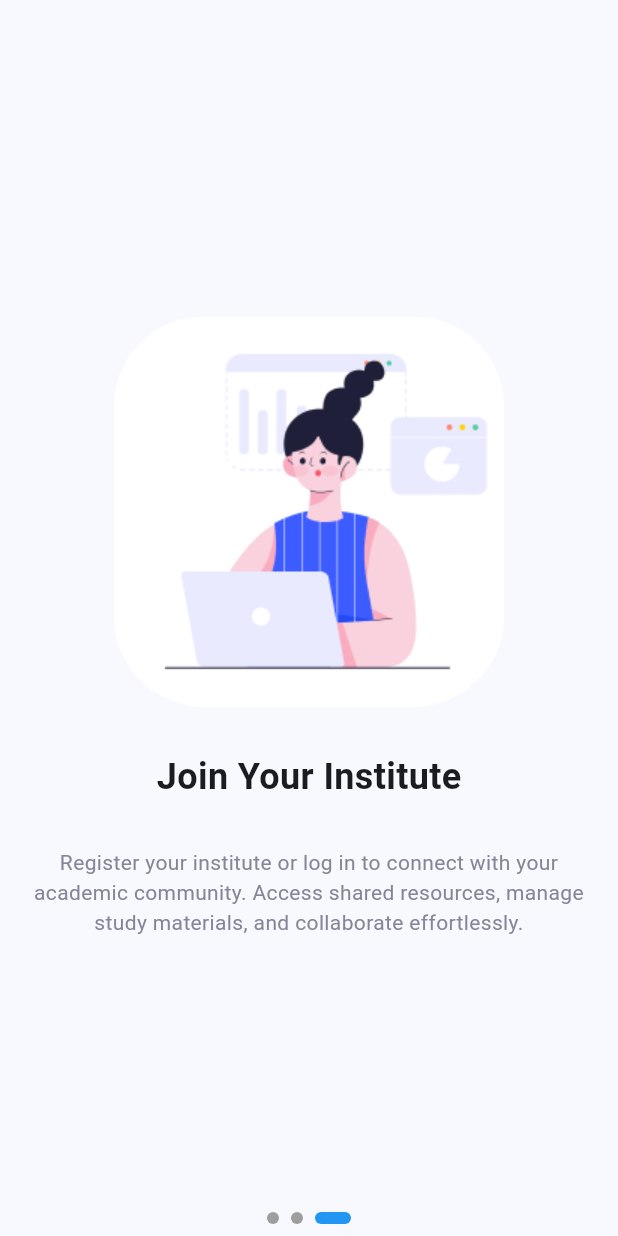
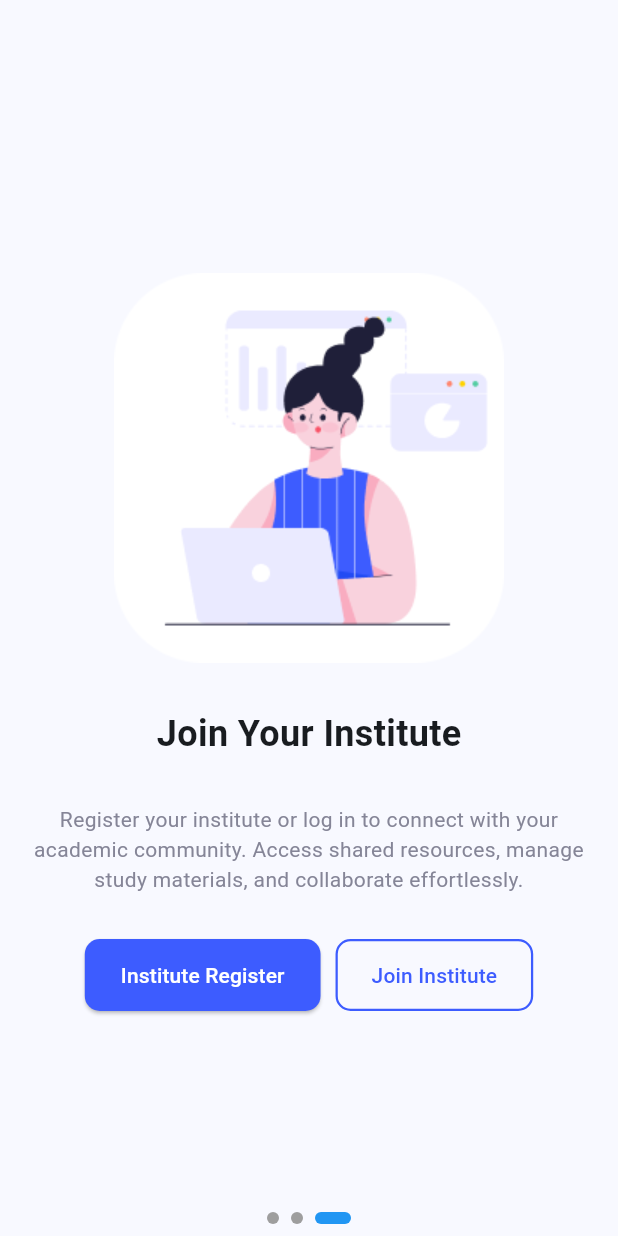
Before and after one commit to kishanchauhan01/StudyMate_app, a Flutter app: the screen it shows after launch, swiped to page 3, on a phone screen of 412 x 824 dp. Run offline on Flutter 3.47's test engine with Material 3 defaults, Android fonts, the phone set to English and light mode, and no system bars; drawn by our look-alikes of smooth_page_indicator.

Commit message:
add all welcome pages

```diff
--- /dev/null
+++ b/lib/core/common_widgets/app_button.dart
@@ -0,0 +1,49 @@
+import 'package:flutter/material.dart';
+import 'package:study_mate/core/theme/app_colors.dart';
+
+class AppButton extends StatelessWidget {
+  final String text;
+  final VoidCallback onPressed;
+  final bool isPrimary;
+
+  const AppButton({
+    super.key,
+    required this.text,
+    required this.onPressed,
+    required this.isPrimary,
+  });
+
+  @override
+  Widget build(BuildContext context) {
+    // Primary btn
+    if (isPrimary) {
+      return ElevatedButton(
+        style: ElevatedButton.styleFrom(
+          foregroundColor: Colors.white,
+          backgroundColor: AppColors.btnIsPrimary,
+          shape: RoundedRectangleBorder(
+            borderRadius: BorderRadius.circular(10.0),
+          ),
+          padding: const EdgeInsets.symmetric(horizontal: 24, vertical: 14),
+        ),
+        onPressed: onPressed,
+        child: Text(text),
+      );
+    }
+    // Secondary btn
+    else {
+      return OutlinedButton(
+        style: OutlinedButton.styleFrom(
+          foregroundColor: AppColors.btnIsPrimary,
+          side: BorderSide(color: AppColors.btnIsPrimary, width: 1.5),
+          shape: RoundedRectangleBorder(
+            borderRadius: BorderRadius.circular(10.0),
+          ),
+          padding: EdgeInsets.symmetric(horizontal: 24, vertical: 14),
+        ),
+        onPressed: onPressed,
+        child: Text(text),
+      );
+    }
+  }
+}
--- /dev/null
+++ b/lib/core/theme/app_colors.dart
@@ -0,0 +1,11 @@
+import 'package:flutter/material.dart';
+
+class AppColors {
+  // This private constructor prevents anyone from instantiating the class.
+  AppColors._();
+
+  static const Color txtGrey = Color(0xFF858597);
+
+  static const Color btnIsPrimary = Color(0xff3D5CFF);
+
+}
--- a/lib/features/auth/screens/get_started_screen.dart
+++ /dev/null
@@ -1,12 +0,0 @@
-import 'package:flutter/material.dart';
-
-class GetStartedScreen extends StatelessWidget {
-  const GetStartedScreen({super.key});
-
-  @override
-  Widget build(BuildContext context) {
-    return Scaffold(
-      body: Center(child: Text("hello")),
-    );
-  }
-}
--- a/lib/features/welcome/screens/on_board_screen.dart
+++ b/lib/features/welcome/screens/on_board_screen.dart
@@ -1,5 +1,8 @@
 import 'package:flutter/material.dart';
 import 'package:smooth_page_indicator/smooth_page_indicator.dart';
+import 'package:study_mate/core/common_widgets/app_button.dart';
+import 'package:study_mate/core/theme/app_colors.dart';
+import 'package:study_mate/features/auth/screens/institute_registration.dart';
 
 class OnBoardScreen extends StatefulWidget {
   const OnBoardScreen({super.key});
@@ -22,6 +25,7 @@ class _OnBoardScreenState extends State<OnBoardScreen> {
 
               children: [
                 OnBoard(
+                  controller: _controller,
                   image: "assets/images/welcome_page/illustration_1.png",
                   title: "Welcome to StudyMate",
                   description:
@@ -29,6 +33,7 @@ class _OnBoardScreenState extends State<OnBoardScreen> {
                   pageCount: 1,
                 ),
                 OnBoard(
+                  controller: _controller,
                   image: "assets/images/welcome_page/illustration_2.png",
                   title: "Learn. Share. Grow.",
                   description:
@@ -36,6 +41,7 @@ class _OnBoardScreenState extends State<OnBoardScreen> {
                   pageCount: 2,
                 ),
                 OnBoard(
+                  controller: _controller,
                   image: "assets/images/welcome_page/illustration_3.png",
                   title: "Join Your Institute",
                   description:
@@ -69,6 +75,7 @@ class OnBoard extends StatelessWidget {
   final String title;
   final String description;
   final int pageCount;
+  final PageController controller;
 
   const OnBoard({
     super.key,
@@ -76,6 +83,7 @@ class OnBoard extends StatelessWidget {
     required this.title,
     required this.description,
     required this.pageCount,
+    required this.controller,
   });
 
   @override
@@ -88,7 +96,14 @@ class OnBoard extends StatelessWidget {
               padding: EdgeInsets.only(
                 right: MediaQuery.of(context).size.width * 0.10,
               ),
-              child: Text("Skip", style: TextStyle(color: Color(0xFF858597))),
+              child: GestureDetector(
+                onTap: () => controller.animateToPage(
+                  2,
+                  duration: const Duration(milliseconds: 400),
+                  curve: Curves.easeInOut,
+                ),
+                child: Text("Skip", style: TextStyle(color: AppColors.txtGrey)),
+              ),
             ),
         ],
       ),
@@ -108,10 +123,38 @@ class OnBoard extends StatelessWidget {
             Text(
               description,
               textAlign: TextAlign.center,
-              style: TextStyle(fontSize: 14, color: Color(0xFF858597)),
+              style: TextStyle(fontSize: 14, color: AppColors.txtGrey),
             ),
 
-            SizedBox(height: 20),
+            SizedBox(height: 30),
+
+            if (pageCount == 3) ...[
+              Row(
+                mainAxisAlignment: MainAxisAlignment.center,
+                children: [
+                  AppButton(
+                    text: "Institute Register",
+                    onPressed: () {
+                      // Navigator.push(
+                      //   context,
+                      //   MaterialPageRoute(
+                      //     builder: (context) => InstituteProgressScreen(),
+                      //   ),
+                      // );
+                    },
+                    isPrimary: true,
+                  ),
+
+                  SizedBox(width: 10),
+
+                  AppButton(
+                    text: "Join Institute",
+                    onPressed: () {},
+                    isPrimary: false,
+                  ),
+                ],
+              ),
+            ],
           ],
         ),
       ),
--- a/pubspec.yaml
+++ b/pubspec.yaml
@@ -35,6 +35,7 @@ dependencies:
   # Use with the CupertinoIcons class for iOS style icons.
   cupertino_icons: ^1.0.8
   smooth_page_indicator: ^1.2.1
+  easy_stepper: ^0.8.5+1
 
 dev_dependencies:
   flutter_test:
@@ -61,6 +62,7 @@ flutter:
   # To add assets to your application, add an assets section, like this:
   assets:
     - assets/images/welcome_page/
+    - assets/images/auth/
   # An image asset can refer to one or more resolution-specific "variants", see
   # https://flutter.dev/to/resolution-aware-images
 
```
Also changed, not shown: lib/features/auth/screens/institute_registration.dart (added, +77 -0 lines), assets/images/auth/Progress_Bar_1.png (added), pubspec.lock.
